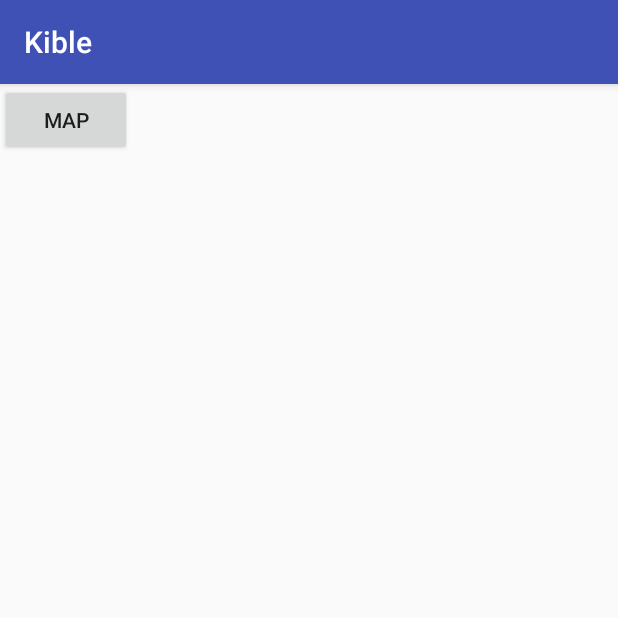
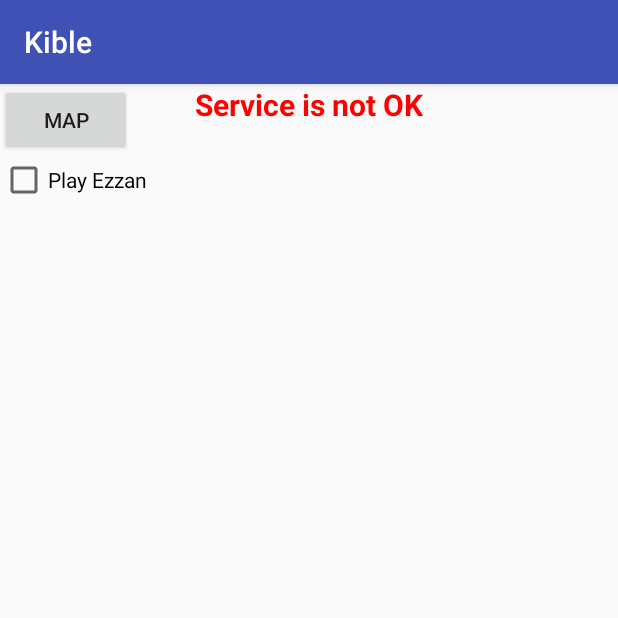
Before and after one commit to cengice/GMapApi_Compass, an Android app: the screen it shows after launch (MainActivity), on a phone screen of 412 x 824 dp, the top half of it. Run offline under Robolectric (Android 15) with nearby library versions, the phone set to English and light mode, and no system bars.

```diff
--- a/app/src/main/java/com/example/haris/mapsgooglegoogleplaces/MainActivity.java
+++ b/app/src/main/java/com/example/haris/mapsgooglegoogleplaces/MainActivity.java
@@ -6,11 +6,15 @@ import android.os.Bundle;
 import android.util.Log;
 import android.view.View;
 import android.widget.Button;
+import android.widget.TextView;
 import android.widget.Toast;
 import com.google.android.gms.common.ConnectionResult;
 import com.google.android.gms.common.GoogleApiAvailability;
 
 public class MainActivity extends AppCompatActivity {
+
+    TextView txt_serviceok;
+    TextView txt_servicenotok;
 
     private static final String TAG ="MainActivity";
     private static final int ERROR_DIALOG_REQUEST = 9001;
@@ -19,6 +23,8 @@ public class MainActivity extends AppCompatActivity {
     protected void onCreate(Bundle savedInstanceState) {
         super.onCreate(savedInstanceState);
         setContentView(R.layout.activity_main);
+        txt_serviceok = (TextView) findViewById(R.id.txt_serviceok);
+        txt_servicenotok = (TextView) findViewById(R.id.txt_servicenotok);
 
         if(isServicesOK()){
             init();
@@ -26,6 +32,9 @@ public class MainActivity extends AppCompatActivity {
     }
 
     private void init(){
+        txt_serviceok.setVisibility(View.VISIBLE);
+        txt_servicenotok.setVisibility(View.INVISIBLE);
+
         Button btnMap = (Button) findViewById(R.id.btnMap);
         btnMap.setOnClickListener(new View.OnClickListener(){
             @Override
@@ -44,6 +53,7 @@ public class MainActivity extends AppCompatActivity {
         if(available == ConnectionResult.SUCCESS) {
             //everything is fine and user can make the map requests
             Log.d(TAG, "isServicesOK: Google Play Services is working");
+
             return true;
         }
         else if(GoogleApiAvailability.getInstance().isUserResolvableError(available)) {
@@ -54,6 +64,8 @@ public class MainActivity extends AppCompatActivity {
         }else{
             Toast.makeText(this, "You can't make requests", Toast.LENGTH_SHORT).show();
         }
+        txt_serviceok.setVisibility(View.INVISIBLE);
+        txt_servicenotok.setVisibility(View.VISIBLE);
         return false;
 
     }
--- a/app/src/main/res/layout/activity_main.xml
+++ b/app/src/main/res/layout/activity_main.xml
@@ -1,6 +1,6 @@
 <?xml version="1.0" encoding="utf-8"?>
-<android.support.constraint.ConstraintLayout xmlns:android="http://schemas.android.com/apk/res/android"
-    xmlns:app="http://schemas.android.com/apk/res-auto"
+<RelativeLayout
+    xmlns:android="http://schemas.android.com/apk/res/android"
     xmlns:tools="http://schemas.android.com/tools"
     android:layout_width="match_parent"
     android:layout_height="match_parent"
@@ -12,4 +12,36 @@
         android:text="@string/btn_map"
         android:id="@+id/btnMap"/>
 
-</android.support.constraint.ConstraintLayout>
+    <TextView
+        android:layout_width="match_parent"
+        android:layout_height="wrap_content"
+        android:layout_centerHorizontal="true"
+        android:textAlignment="center"
+        android:textSize="20sp"
+        android:textColor="#028900"
+        android:textStyle="bold"
+        android:text="@string/txt_serviceok"
+        android:id= "@+id/txt_serviceok"/>
+
+    <TextView
+        android:layout_width="match_parent"
+        android:layout_height="wrap_content"
+        android:layout_centerHorizontal="true"
+        android:textAlignment="center"
+        android:textSize="20sp"
+        android:textColor="#ff0000"
+        android:textStyle="bold"
+        android:text="@string/txt_servicenotok"
+        android:id= "@+id/txt_servicenotok"/>
+
+    <CheckBox
+        android:id="@+id/playAudio"
+        android:layout_width="wrap_content"
+        android:layout_height="wrap_content"
+        android:layout_below="@+id/btnMap"
+        android:text="Play Ezzan"
+        tools:layout_editor_absoluteX="16dp"
+        tools:layout_editor_absoluteY="66dp" />
+
+
+</RelativeLayout>
--- a/app/src/main/res/values/strings.xml
+++ b/app/src/main/res/values/strings.xml
@@ -5,6 +5,8 @@
    <string name="btn_compass">Compass</string>
    <string name="btn_home">Home</string>
     <string name="txt_azimuth">0         0</string>
+    <string name="txt_serviceok">Service is OK</string>
+    <string name="txt_servicenotok">Service is not OK</string>
     <string name="txt_bearing">0    degrees East of North</string>
 
 
```
Also changed, not shown: 2 other files.
